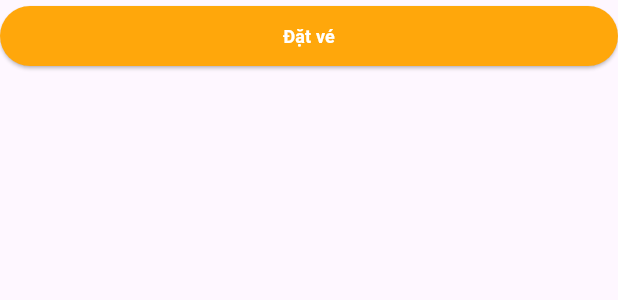
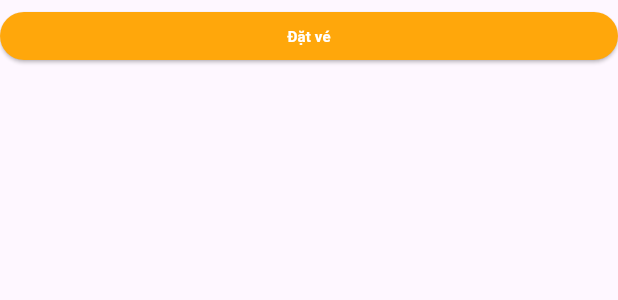
Before and after one commit to Nguyen-VuHa/movie_booking_mobile, a Flutter app: the Button widget shown alone on an empty page, opened directly, on a phone screen of 412 x 824 dp. Shown: the top 300 px of the screen. Run offline on Flutter 3.47's test engine with Material 3 defaults, Android fonts, the phone set to English and light mode, and no system bars; our stand-ins replace carousel_slider, dio, flutter_dotenv, flutter_secure_storage, shimmer, visibility_detector and 1 more; accounts and stored records are empty; network calls fail.

Commit message:
update code

```diff
--- a/lib/components/Common/button.dart
+++ b/lib/components/Common/button.dart
@@ -1,3 +1,4 @@
+import 'package:flutter/foundation.dart';
 import 'package:flutter/material.dart';
 import 'package:movie_booking_mobile/constants/color_constants.dart';
 
@@ -26,6 +27,12 @@ class Button extends StatelessWidget {
     return SizedBox(
       child: ElevatedButton(
         style: ButtonStyle(
+          padding: WidgetStateProperty.all<EdgeInsets>(
+            EdgeInsets.all(1),
+          ),
+          minimumSize: WidgetStateProperty.all<Size>(
+            Size(double.infinity, 32),
+          ),
           backgroundColor: WidgetStateProperty.resolveWith<Color?>(
             (Set<WidgetState> states) {
               if (states.contains(WidgetState.pressed)) {
--- a/lib/components/MovieSlider/movie_item.dart
+++ b/lib/components/MovieSlider/movie_item.dart
@@ -69,6 +69,7 @@ class MovieItem extends StatelessWidget {
                               text: 'Đặt vé',
                               backgroundColor: AppColors.warningColor,
                               onPressed: () => {},
+                              fontSize: 10,
                             ),
                           ),
                           SizedBox(
@@ -79,6 +80,7 @@ class MovieItem extends StatelessWidget {
                           child: Button(
                             text: 'Trailer',
                             backgroundColor: AppColors.errorColor,
+                            fontSize: 10,
                             onPressed: () => {
                               showDialog(
                                 context: context,
```
